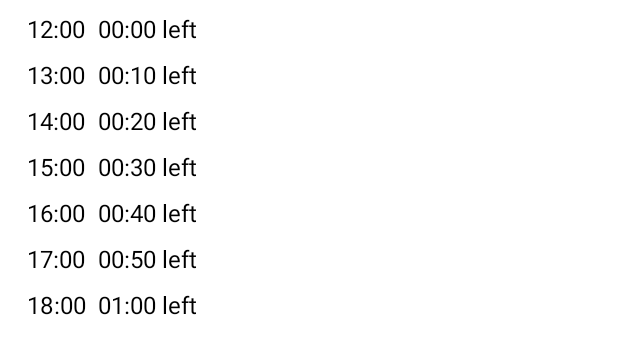
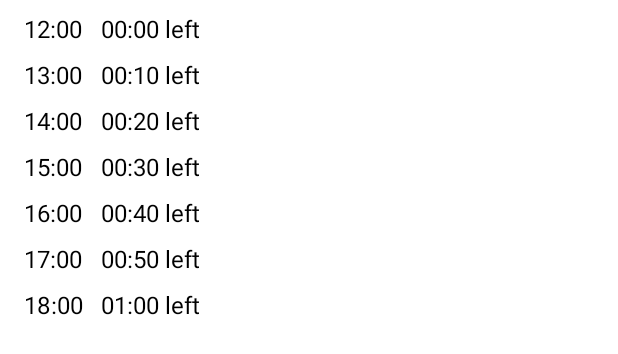
Before and after one commit to lazyyq/HumphreysBus, an Android app: the layout activity_bus_details_column.xml on its own in the app's theme, with its tools: preview values and no code run, on a phone screen of 412 x 824 dp. Shown: the top 354 px of the screen. Run offline under Robolectric (Android 15) with nearby library versions, the phone set to English and light mode, and no system bars.

Commit message:
Adjust spacing

```diff
--- a/app/src/main/res/layout/activity_bus_details_column.xml
+++ b/app/src/main/res/layout/activity_bus_details_column.xml
@@ -6,9 +6,9 @@
     android:background="?selectableItemBackground"
     android:clickable="true"
     android:orientation="horizontal"
-    android:paddingStart="18dp"
+    android:paddingStart="16dp"
     android:paddingTop="8dp"
-    android:paddingEnd="18dp"
+    android:paddingEnd="16dp"
     tools:layout_gravity="center_horizontal">
 
     <TextView
@@ -22,7 +22,7 @@
         tools:text="12:00\n13:00\n14:00\n15:00\n16:00\n17:00\n18:00" />
 
     <View
-        android:layout_width="8dp"
+        android:layout_width="12dp"
         android:layout_height="match_parent"
         tools:layout_weight="1" />
 
```
